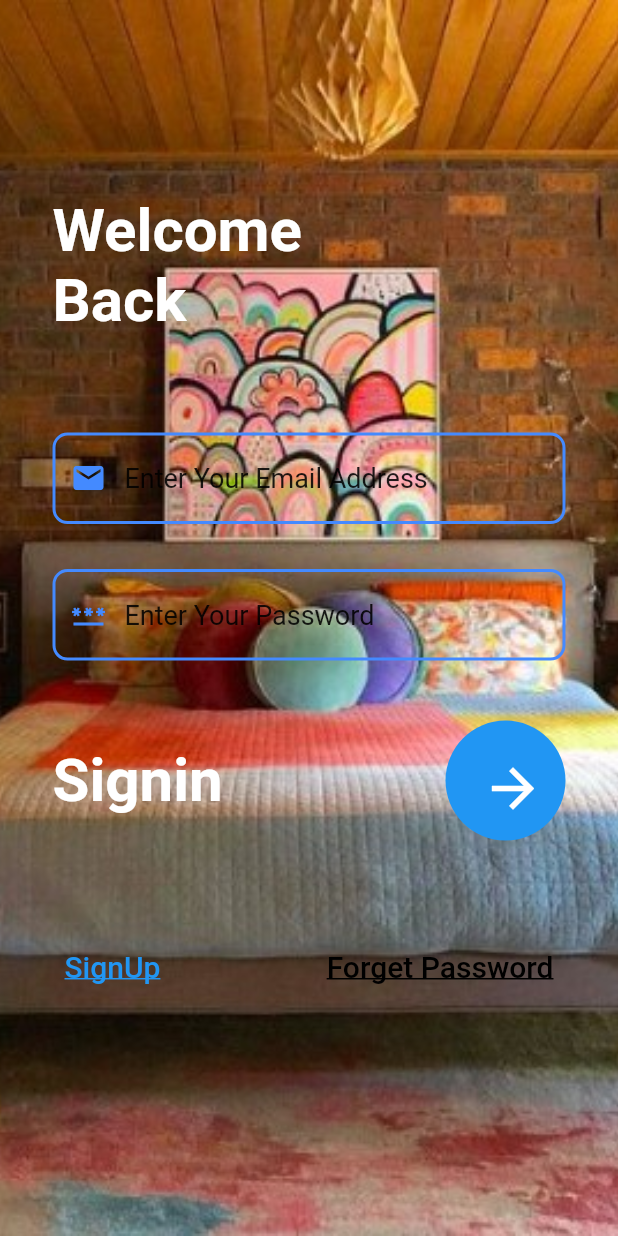
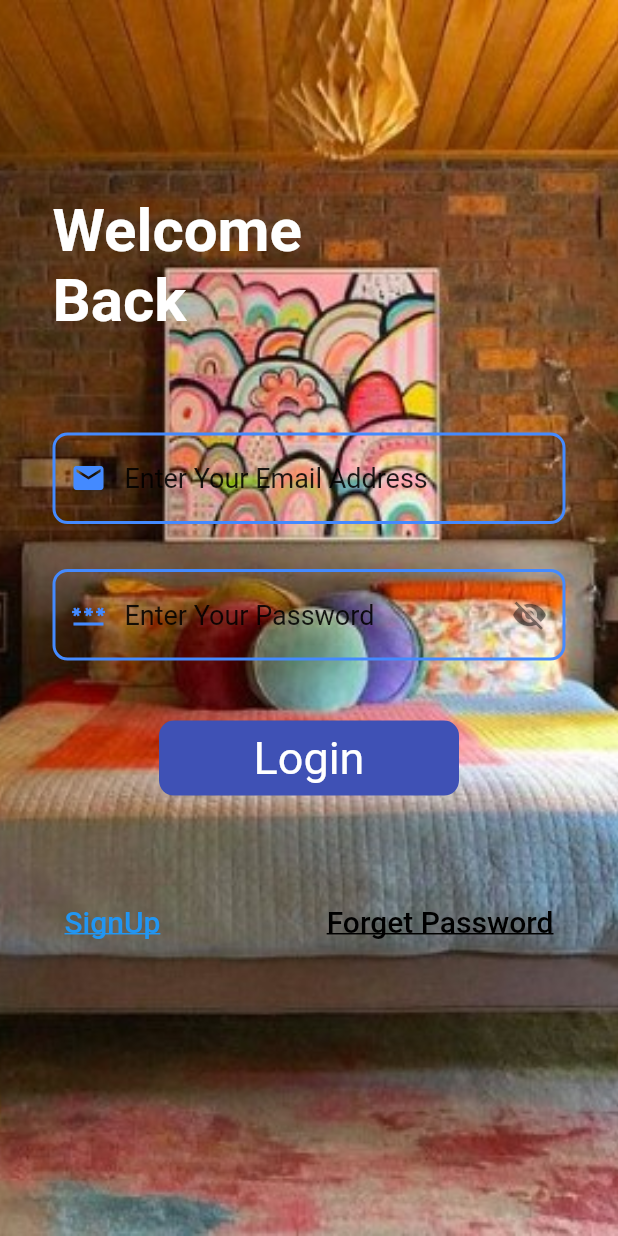
Before and after one commit to Alexander-mr-tech/Home_Automation_Voice_Control, a Flutter app: the screen it shows after launch, on a phone screen of 412 x 824 dp. Run offline on Flutter 3.47's test engine with Material 2 defaults, Android fonts, the phone set to English and light mode, and no system bars; our stand-ins replace avatar_glow, firebase_auth, firebase_core, firebase_database, fluttertoast, speech_to_text; missing offline and left inert: torch_controller; accounts and stored records are empty.

Commit message:
Merge remote-tracking branch 'origin/master'
# Conflicts:
#	lib/HomeScreen.dart

```diff
--- a/lib/SignIn_Screen.dart
+++ b/lib/SignIn_Screen.dart
@@ -1,6 +1,9 @@
 import 'package:flutter/material.dart';
 import 'package:home_automation_using_voice_commands/HomeScreen.dart';
 import 'package:home_automation_using_voice_commands/SignUp_Screen.dart';
+import 'package:firebase_auth/firebase_auth.dart';
+import 'package:home_automation_using_voice_commands/Utils/utils.dart';
+import 'Widget/button.dart';
 
 class SignInScreen extends StatefulWidget {
   const SignInScreen({Key? key}) : super(key: key);
@@ -10,15 +13,43 @@ class SignInScreen extends StatefulWidget {
 }
 
 class _SignInScreenState extends State<SignInScreen> {
+  bool _obscureText = true;
+  bool loading = false;
   final _formKey = GlobalKey<FormState>();
   final emailController = TextEditingController();
   final passwordController = TextEditingController();
+
+  final _auth = FirebaseAuth.instance;
   @override
-  void dispose(){
+  void dispose() {
     super.dispose();
     emailController.dispose();
     passwordController.dispose();
   }
+
+  void login() {
+    setState(() {
+      loading = true;
+    });
+    _auth
+        .signInWithEmailAndPassword(
+            email: emailController.text, password: passwordController.text)
+        .then((value) {
+      Utils().toastMessage(value.user!.email.toString());
+      Navigator.push(
+          context, MaterialPageRoute(builder: (context) => const HomeScreen()));
+      setState(() {
+        loading = false;
+      });
+    }).onError((error, stackTrace) {
+      debugPrint(error.toString());
+      Utils().toastMessage(error.toString());
+      setState(() {
+        loading = false;
+      });
+    });
+  }
+
   @override
   Widget build(BuildContext context) {
     return Container(
@@ -34,7 +65,10 @@ class _SignInScreenState extends State<SignInScreen> {
               padding: const EdgeInsets.only(left: 35, top: 130),
               child: const Text(
                 "Welcome\nBack",
-                style: TextStyle(color: Colors.white, fontSize: 40,fontWeight: FontWeight.bold),
+                style: TextStyle(
+                    color: Colors.white,
+                    fontSize: 40,
+                    fontWeight: FontWeight.bold),
               ),
             ),
             SingleChildScrollView(
@@ -46,8 +80,8 @@ class _SignInScreenState extends State<SignInScreen> {
                 child: Column(
                   children: [
                     Form(
-                    key:_formKey,
-                    child:Column(
+                        key: _formKey,
+                        child: Column(
                           children: [
                             TextFormField(
                               keyboardType: TextInputType.emailAddress,
@@ -78,8 +112,8 @@ class _SignInScreenState extends State<SignInScreen> {
                                   border: OutlineInputBorder(
                                     borderRadius: BorderRadius.circular(10),
                                   )),
-                          validator: (value){
-                            if(value!.isEmpty){
+                              validator: (value) {
+                                if (value!.isEmpty) {
                                   return "Enter Email";
                                 }
                                 return null;
@@ -89,14 +123,26 @@ class _SignInScreenState extends State<SignInScreen> {
                               height: 30,
                             ),
                             TextFormField(
-                        obscureText: true,
-                        keyboardType: TextInputType.emailAddress,
+                              obscureText: _obscureText,
+                              keyboardType: TextInputType.text,
                               controller: passwordController,
                               style: const TextStyle(
                                 fontSize: 18,
                                 color: Colors.white,
                               ),
                               decoration: InputDecoration(
+                                  suffixIcon: IconButton(
+                                    icon: Icon(
+                                      _obscureText
+                                          ? Icons.visibility_off
+                                          : Icons.visibility,
+                                    ),
+                                    onPressed: () {
+                                      setState(() {
+                                        _obscureText = !_obscureText;
+                                      });
+                                    },
+                                  ),
                                   focusedBorder: OutlineInputBorder(
                                       borderRadius: BorderRadius.circular(10),
                                       borderSide: const BorderSide(
@@ -118,8 +164,8 @@ class _SignInScreenState extends State<SignInScreen> {
                                   border: OutlineInputBorder(
                                     borderRadius: BorderRadius.circular(10),
                                   )),
-                        validator: (value){
-                          if(value!.isEmpty){
+                              validator: (value) {
+                                if (value!.isEmpty) {
                                   return "Enter Password";
                                 }
                                 return null;
@@ -129,28 +175,19 @@ class _SignInScreenState extends State<SignInScreen> {
                               height: 40,
                             ),
                           ],
-                    )
-                    ),
+                        )),
                     Row(
-                      mainAxisAlignment: MainAxisAlignment.spaceBetween,
+                      mainAxisAlignment: MainAxisAlignment.center,
                       children: [
-                        const Text(
-                          'Signin',
-                          style: TextStyle(
-                              color: Colors.white,fontSize:40, fontWeight: FontWeight.w700),
-                        ),
-                        CircleAvatar(
-                          radius: 40,
-                          backgroundColor: Colors.blue,
-                          child: IconButton(
-                            onPressed: () {
-                              if(_formKey.currentState!.validate()){
-                                _navigateToHomeScreen(context);
+                        RoundButton(
+                          loading: loading,
+                          title: 'Login',
+                          onTap: () {
+                            if (_formKey.currentState!.validate()) {
+                              login();
                             }
                           },
-                            icon: const Icon(Icons.arrow_forward,size: 42,color: Colors.white,),
                         ),
-                        )
                       ],
                     ),
                     const SizedBox(
@@ -172,8 +209,7 @@ class _SignInScreenState extends State<SignInScreen> {
                               ),
                             )),
                         TextButton(
-                            onPressed: () {
-                            },
+                            onPressed: () {},
                             child: const Text(
                               'Forget Password',
                               style: TextStyle(
@@ -194,6 +230,7 @@ class _SignInScreenState extends State<SignInScreen> {
     );
   }
 }
+
 void _navigateToSignUp(BuildContext context) {
   Navigator.of(context)
       .push(MaterialPageRoute(builder: (context) => const SignUp()));
--- a/lib/Voice_Controlled.dart
+++ b/lib/Voice_Controlled.dart
@@ -99,7 +99,6 @@ class _VoiceControlState extends State<VoiceControl> {
                           onUpdate_1();
                           onWrite_1();
                         }
-                        isListening = false;
                       }
                       if (text == 'turn on light') {
                         if (kDebugMode) {
@@ -132,8 +131,8 @@ class _VoiceControlState extends State<VoiceControl> {
                       if (text == 'turn on security') {
                         if (kDebugMode) {
                           print(text);
-                          onUpdate_3();
-                          onWrite_3();
+                          onUpdate_4();
+                          onWrite_4();
                         }
                       }
                       if (text == 'turn off security') {
--- /dev/null
+++ b/lib/Widget/button.dart
@@ -0,0 +1,40 @@
+import 'package:flutter/material.dart';
+
+class RoundButton extends StatelessWidget {
+  final String title;
+  final VoidCallback onTap;
+  final bool loading;
+  const RoundButton(
+      {Key? key,
+        required this.title,
+        required this.onTap,
+        this.loading = false})
+      : super(key: key);
+
+  @override
+  Widget build(BuildContext context) {
+    return InkWell(
+      onTap: onTap,
+      child: Container(
+        height: 50,
+        width: 200,
+        decoration: BoxDecoration(
+            color: Colors.indigo, borderRadius: BorderRadius.circular(10)),
+        child: Center(
+          child: loading
+              ? const CircularProgressIndicator(
+            strokeWidth: 4,
+            color: Colors.white,
+          )
+              : Text(
+            title,
+            style: const TextStyle(
+              color: Colors.white,
+              fontSize: 30,
+            ),
+          ),
+        ),
+      ),
+    );
+  }
+}
--- a/pubspec.yaml
+++ b/pubspec.yaml
@@ -41,6 +41,7 @@ dependencies:
   firebase_core: ^2.14.0
   cloud_firestore: ^4.4.3
   firebase_auth: ^4.6.3
+  fluttertoast: ^8.2.2
 
 dev_dependencies:
   flutter_test:
```
Also changed, not shown: lib/HomeScreen.dart (+16 -0 lines), lib/SignUp_Screen.dart (+95 -23 lines), lib/Utils/utils.dart (added, +16 -0 lines), pubspec.lock. Lines whose indentation alone changed are shown as unchanged.
